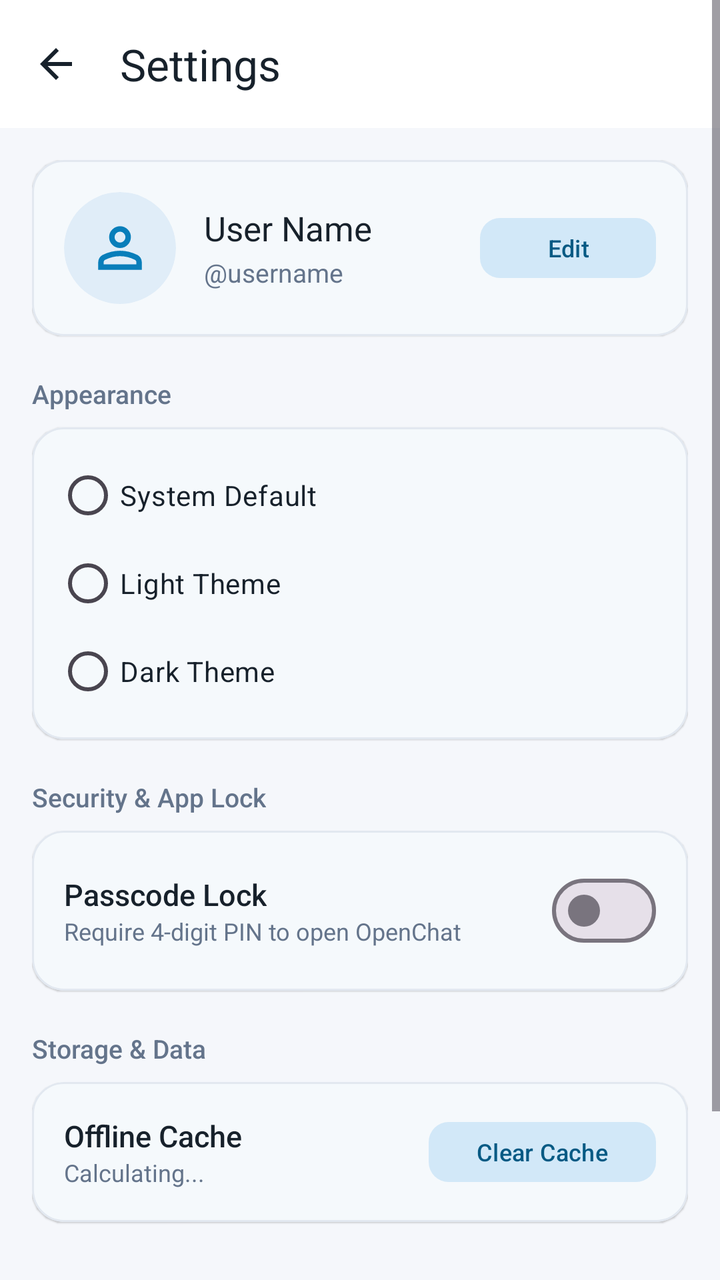
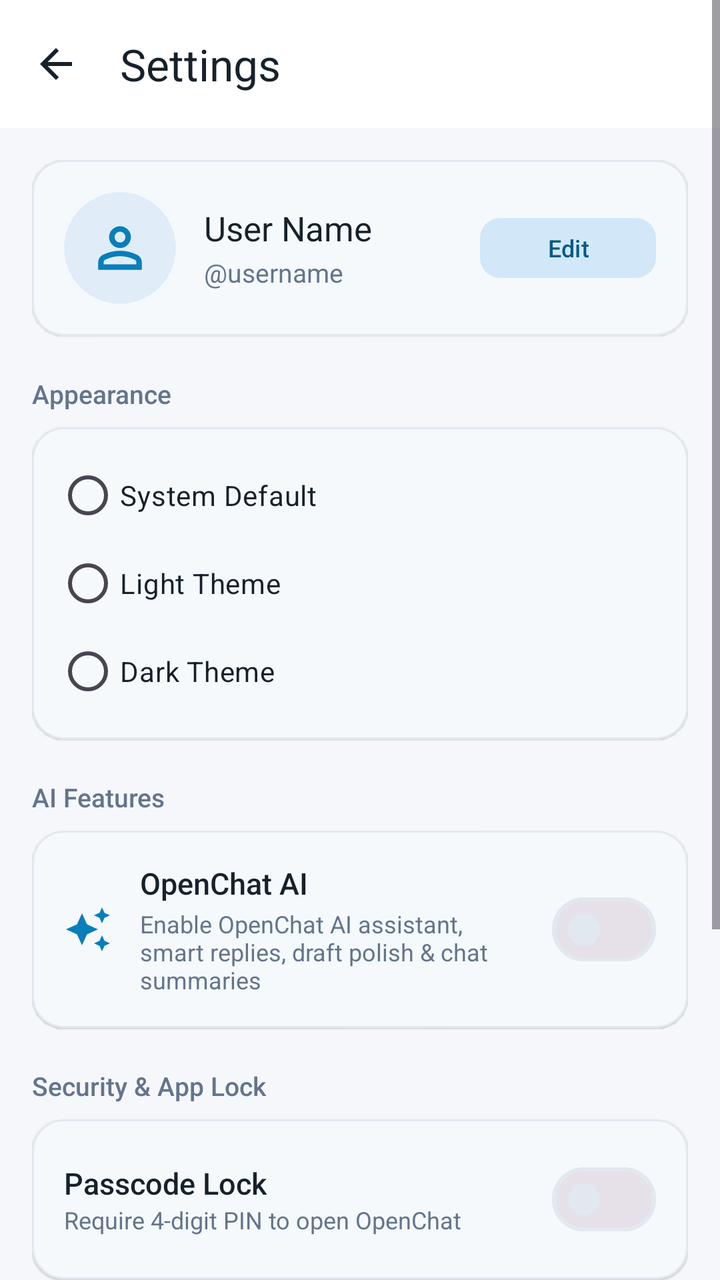

Before-and-after screenshots of an Android layout around one commit, followed by the original layout XML and the change that was made.
<!-- AndroidManifest.xml: application theme Theme.MyApplication -->
<!-- res/layout/fragment_settings.xml -->
<?xml version="1.0" encoding="utf-8"?>
<ScrollView
    xmlns:android="http://schemas.android.com/apk/res/android"
    xmlns:app="http://schemas.android.com/apk/res-auto"
    android:layout_width="match_parent"
    android:layout_height="match_parent"
    android:fillViewport="true"
    android:background="@color/color_background">

    <LinearLayout
        android:layout_width="match_parent"
        android:layout_height="wrap_content"
        android:orientation="vertical">

        
        <com.google.android.material.appbar.MaterialToolbar
            android:id="@+id/toolbar_settings"
            android:layout_width="match_parent"
            android:layout_height="64dp"
            android:background="@color/color_surface"
            app:title="@string/nav_settings"
            app:titleTextColor="@color/color_primary_text"
            app:titleTextAppearance="@style/TextAppearance.Material3.TitleLarge"
            app:navigationIcon="@drawable/ic_arrow_back_24"
            app:navigationIconTint="@color/color_primary_text"
            app:elevation="0dp" />

        <LinearLayout
            android:layout_width="match_parent"
            android:layout_height="wrap_content"
            android:orientation="vertical"
            android:padding="16dp">

            
            <com.google.android.material.card.MaterialCardView
                android:layout_width="match_parent"
                android:layout_height="wrap_content"
                app:cardCornerRadius="16dp"
                app:cardElevation="0.5dp"
                app:strokeWidth="1dp"
                app:strokeColor="@color/color_divider"
                app:cardBackgroundColor="@color/color_surface">

                <LinearLayout
                    android:layout_width="match_parent"
                    android:layout_height="wrap_content"
                    android:orientation="horizontal"
                    android:gravity="center_vertical"
                    android:padding="16dp">

                    <FrameLayout
                        android:layout_width="56dp"
                        android:layout_height="56dp">

                        <TextView
                            android:id="@+id/text_settings_avatar"
                            android:layout_width="56dp"
                            android:layout_height="56dp"
                            android:background="@drawable/bg_avatar_circle"
                            android:backgroundTint="@color/color_avatar_bg"
                            android:gravity="center"
                            android:text="@string/common_avatar_placeholder_letter"
                            android:textColor="@color/color_avatar_text"
                            android:textSize="22sp"
                            android:fontFamily="sans-serif-bold"
                            android:visibility="gone" />

                        <com.google.android.material.imageview.ShapeableImageView
                            android:id="@+id/img_settings_avatar"
                            android:layout_width="56dp"
                            android:layout_height="56dp"
                            android:scaleType="centerCrop"
                            android:src="@drawable/ic_default_avatar"
                            app:shapeAppearanceOverlay="@style/ShapeAppearance.Material3.Corner.Full"
                            android:visibility="visible" />
                    </FrameLayout>

                    <LinearLayout
                        android:layout_width="0dp"
                        android:layout_height="wrap_content"
                        android:layout_weight="1"
                        android:layout_marginStart="14dp"
                        android:orientation="vertical">

                        <TextView
                            android:id="@+id/text_settings_name"
                            android:layout_width="wrap_content"
                            android:layout_height="wrap_content"
                            android:text="@string/profile_default_name"
                            android:textColor="@color/color_primary_text"
                            android:textSize="17sp"
                            android:fontFamily="sans-serif-bold" />

                        <TextView
                            android:id="@+id/text_settings_username"
                            android:layout_width="wrap_content"
                            android:layout_height="wrap_content"
                            android:layout_marginTop="2dp"
                            android:text="@string/friends_placeholder_handle"
                            android:textColor="@color/color_secondary_text"
                            android:textSize="13sp" />
                    </LinearLayout>

                    <com.google.android.material.button.MaterialButton
                        android:id="@+id/btn_edit_profile"
                        android:layout_width="wrap_content"
                        android:layout_height="38dp"
                        android:text="@string/common_edit"
                        android:textSize="12sp"
                        style="@style/Widget.Material3.Button.TonalButton"
                        app:cornerRadius="10dp" />
                </LinearLayout>
            </com.google.android.material.card.MaterialCardView>

            
            <TextView
                android:layout_width="wrap_content"
                android:layout_height="wrap_content"
                android:layout_marginTop="20dp"
                android:layout_marginBottom="8dp"
                android:text="@string/settings_appearance_header"
                android:textColor="@color/color_secondary_text"
                android:textSize="13sp"
                android:fontFamily="sans-serif-medium" />

            <com.google.android.material.card.MaterialCardView
                android:layout_width="match_parent"
                android:layout_height="wrap_content"
                app:cardCornerRadius="16dp"
                app:cardElevation="0.5dp"
                app:strokeWidth="1dp"
                app:strokeColor="@color/color_divider"
                app:cardBackgroundColor="@color/color_surface">

                <RadioGroup
                    android:id="@+id/radio_group_theme"
                    android:layout_width="match_parent"
                    android:layout_height="wrap_content"
                    android:padding="12dp">

                    <RadioButton
                        android:id="@+id/radio_theme_system"
                        android:layout_width="match_parent"
                        android:layout_height="44dp"
                        android:text="@string/settings_theme_system"
                        android:textColor="@color/color_primary_text"
                        android:textSize="14sp" />

                    <RadioButton
                        android:id="@+id/radio_theme_light"
                        android:layout_width="match_parent"
                        android:layout_height="44dp"
                        android:text="@string/settings_theme_light"
                        android:textColor="@color/color_primary_text"
                        android:textSize="14sp" />

                    <RadioButton
                        android:id="@+id/radio_theme_dark"
                        android:layout_width="match_parent"
                        android:layout_height="44dp"
                        android:text="@string/settings_theme_dark"
                        android:textColor="@color/color_primary_text"
                        android:textSize="14sp" />
                </RadioGroup>
            </com.google.android.material.card.MaterialCardView>

            
            <TextView
                android:layout_width="wrap_content"
                android:layout_height="wrap_content"
                android:layout_marginTop="20dp"
                android:layout_marginBottom="8dp"
                android:text="@string/settings_security_header"
                android:textColor="@color/color_secondary_text"
                android:textSize="13sp"
                android:fontFamily="sans-serif-medium" />

            <com.google.android.material.card.MaterialCardView
                android:layout_width="match_parent"
                android:layout_height="wrap_content"
                app:cardCornerRadius="16dp"
                app:cardElevation="0.5dp"
                app:strokeWidth="1dp"
                app:strokeColor="@color/color_divider"
                app:cardBackgroundColor="@color/color_surface">

                <LinearLayout
                    android:layout_width="match_parent"
                    android:layout_height="wrap_content"
                    android:orientation="vertical"
                    android:padding="16dp">

                    
                    <RelativeLayout
                        android:layout_width="match_parent"
                        android:layout_height="wrap_content">

                        <LinearLayout
                            android:layout_width="wrap_content"
                            android:layout_height="wrap_content"
                            android:orientation="vertical"
                            android:layout_alignParentStart="true"
                            android:layout_centerVertical="true">

                            <TextView
                                android:layout_width="wrap_content"
                                android:layout_height="wrap_content"
                                android:text="@string/settings_passcode_lock"
                                android:textColor="@color/color_primary_text"
                                android:textSize="15sp"
                                android:fontFamily="sans-serif-medium" />

                            <TextView
                                android:layout_width="wrap_content"
                                android:layout_height="wrap_content"
                                android:text="@string/settings_passcode_lock_desc"
                                android:textColor="@color/color_secondary_text"
                                android:textSize="12sp" />
                        </LinearLayout>

                        <com.google.android.material.materialswitch.MaterialSwitch
                            android:id="@+id/switch_app_lock"
                            android:layout_width="wrap_content"
                            android:layout_height="wrap_content"
                            android:layout_alignParentEnd="true"
                            android:layout_centerVertical="true" />
                    </RelativeLayout>

                    
                    <com.google.android.material.button.MaterialButton
                        android:id="@+id/btn_change_pin"
                        android:layout_width="match_parent"
                        android:layout_height="44dp"
                        android:layout_marginTop="12dp"
                        android:text="@string/settings_change_pin"
                        android:textSize="13sp"
                        style="@style/Widget.Material3.Button.OutlinedButton"
                        app:cornerRadius="10dp"
                        android:visibility="gone" />

                    
                    <RelativeLayout
                        android:id="@+id/layout_biometric_toggle"
                        android:layout_width="match_parent"
                        android:layout_height="wrap_content"
                        android:layout_marginTop="12dp"
                        android:visibility="gone">

                        <LinearLayout
                            android:layout_width="wrap_content"
                            android:layout_height="wrap_content"
                            android:orientation="vertical"
                            android:layout_alignParentStart="true"
                            android:layout_centerVertical="true">

                            <TextView
                                android:layout_width="wrap_content"
                                android:layout_height="wrap_content"
                                android:text="@string/settings_fingerprint_unlock"
                                android:textColor="@color/color_primary_text"
                                android:textSize="15sp"
                                android:fontFamily="sans-serif-medium" />

                            <TextView
                                android:layout_width="wrap_content"
                                android:layout_height="wrap_content"
                                android:text="@string/settings_fingerprint_unlock_desc"
                                android:textColor="@color/color_secondary_text"
                                android:textSize="12sp" />
                        </LinearLayout>

                        <com.google.android.material.materialswitch.MaterialSwitch
                            android:id="@+id/switch_biometric"
                            android:layout_width="wrap_content"
                            android:layout_height="wrap_content"
                            android:layout_alignParentEnd="true"
                            android:layout_centerVertical="true" />
                    </RelativeLayout>
                </LinearLayout>
            </com.google.android.material.card.MaterialCardView>

            
            <TextView
                android:layout_width="wrap_content"
                android:layout_height="wrap_content"
                android:layout_marginTop="20dp"
                android:layout_marginBottom="8dp"
                android:text="@string/settings_storage_header"
                android:textColor="@color/color_secondary_text"
                android:textSize="13sp"
                android:fontFamily="sans-serif-medium" />

            <com.google.android.material.card.MaterialCardView
                android:layout_width="match_parent"
                android:layout_height="wrap_content"
                app:cardCornerRadius="16dp"
                app:cardElevation="0.5dp"
                app:strokeWidth="1dp"
                app:strokeColor="@color/color_divider"
                app:cardBackgroundColor="@color/color_surface">

                <RelativeLayout
                    android:layout_width="match_parent"
                    android:layout_height="wrap_content"
                    android:padding="16dp">

                    <LinearLayout
                        android:layout_width="wrap_content"
                        android:layout_height="wrap_content"
                        android:orientation="vertical"
                        android:layout_alignParentStart="true"
                        android:layout_centerVertical="true">

                        <TextView
                            android:layout_width="wrap_content"
                            android:layout_height="wrap_content"
                            android:text="@string/settings_offline_cache"
                            android:textColor="@color/color_primary_text"
                            android:textSize="15sp"
                            android:fontFamily="sans-serif-medium" />

                        <TextView
                            android:id="@+id/text_cache_size"
                            android:layout_width="wrap_content"
                            android:layout_height="wrap_content"
                            android:text="@string/settings_calculating"
                            android:textColor="@color/color_secondary_text"
                            android:textSize="12sp" />
                    </LinearLayout>

                    <com.google.android.material.button.MaterialButton
                        android:id="@+id/btn_clear_cache"
                        android:layout_width="wrap_content"
                        android:layout_height="38dp"
                        android:text="@string/settings_clear_cache"
                        android:textSize="12sp"
                        style="@style/Widget.Material3.Button.TonalButton"
                        app:cornerRadius="10dp"
                        android:layout_alignParentEnd="true"
                        android:layout_centerVertical="true" />
                </RelativeLayout>
            </com.google.android.material.card.MaterialCardView>

            
            <com.google.android.material.button.MaterialButton
                android:id="@+id/btn_settings_logout"
                android:layout_width="match_parent"
                android:layout_height="50dp"
                android:layout_marginTop="28dp"
                android:layout_marginBottom="32dp"
                android:text="@string/settings_logout"
                android:textColor="#FFFFFF"
                android:textSize="15sp"
                app:icon="@drawable/ic_logout_24"
                app:cornerRadius="14dp"
                app:backgroundTint="@color/color_error" />

        </LinearLayout>
    </LinearLayout>
</ScrollView>
<!-- resources referenced by this layout -->
<resources>
  <color name="color_avatar_bg">#E0EDF8</color>
  <color name="color_avatar_text">#087EBA</color>
  <color name="color_background">#F5F7FB</color>
  <color name="color_divider">#E2E8F0</color>
  <color name="color_error">#BA1A1A</color>
  <color name="color_primary_text">#17212B</color>
  <color name="color_secondary_text">#64748B</color>
  <color name="color_surface">#FFFFFF</color>
  <string name="common_avatar_placeholder_letter" translatable="false">U</string>
  <string name="common_edit">Edit</string>
  <string name="friends_placeholder_handle" translatable="false">@username</string>
  <string name="nav_settings">Settings</string>
  <string name="profile_default_name">User Name</string>
  <string name="settings_appearance_header">Appearance</string>
  <string name="settings_calculating">Calculating...</string>
  <string name="settings_change_pin">Change Passcode PIN</string>
  <string name="settings_clear_cache">Clear Cache</string>
  <string name="settings_fingerprint_unlock">Fingerprint Unlock</string>
  <string name="settings_fingerprint_unlock_desc">Use biometric sensor to unlock</string>
  <string name="settings_logout">Log Out</string>
  <string name="settings_offline_cache">Offline Cache</string>
  <string name="settings_passcode_lock">Passcode Lock</string>
  <string name="settings_passcode_lock_desc">Require 4-digit PIN to open OpenChat</string>
  <string name="settings_security_header">Security &amp; App Lock</string>
  <string name="settings_storage_header">Storage &amp; Data</string>
  <string name="settings_theme_dark">Dark Theme</string>
  <string name="settings_theme_light">Light Theme</string>
  <string name="settings_theme_system">System Default</string>
  <style name="Theme.MyApplication" parent="Theme.Material3.DayNight.NoActionBar">
          <item name="android:windowBackground">@color/color_background</item>
          <item name="android:statusBarColor">@color/color_toolbar_background</item>
          <item name="android:navigationBarColor">@color/color_composer_background</item>
          <item name="android:windowLightStatusBar">true</item>
          <item name="android:windowLightNavigationBar">true</item>
          <item name="colorPrimary">@color/color_primary</item>
          <item name="colorSecondary">@color/color_primary_accent</item>
          <item name="colorSecondaryContainer">@color/color_nav_indicator</item>
          <item name="colorOnSecondaryContainer">@color/color_nav_item_selected</item>
          <item name="colorSurface">@color/color_surface</item>
          <item name="colorSurfaceVariant">@color/color_surface_variant</item>
          <item name="colorError">@color/color_error</item>
      </style>
  <color name="color_toolbar_background">#FFFFFF</color>
  <color name="color_composer_background">#F0F2F5</color>
  <color name="color_primary">#087EBA</color>
  <color name="color_primary_accent">#229ED9</color>
  <color name="color_nav_indicator">#D2E8F8</color>
  <color name="color_nav_item_selected">#065A84</color>
  <color name="color_surface_variant">#F1F5F9</color>
  <!-- unchanged entries left out for length: 4 -->
</resources>

<!-- the commit's change to res/layout/fragment_settings.xml (unified diff, before → after) -->
@@ -170,6 +170,74 @@
                 android:layout_height="wrap_content"
                 android:layout_marginTop="20dp"
                 android:layout_marginBottom="8dp"
+                android:text="@string/settings_ai_header"
+                android:textColor="@color/color_secondary_text"
+                android:textSize="13sp"
+                android:fontFamily="sans-serif-medium" />
+
+            <com.google.android.material.card.MaterialCardView
+                android:layout_width="match_parent"
+                android:layout_height="wrap_content"
+                app:cardCornerRadius="16dp"
+                app:cardElevation="0.5dp"
+                app:strokeWidth="1dp"
+                app:strokeColor="@color/color_divider"
+                app:cardBackgroundColor="@color/color_surface">
+
+                <LinearLayout
+                    android:layout_width="match_parent"
+                    android:layout_height="wrap_content"
+                    android:gravity="center_vertical"
+                    android:minHeight="64dp"
+                    android:orientation="horizontal"
+                    android:padding="16dp">
+
+                    <ImageView
+                        android:layout_width="24dp"
+                        android:layout_height="24dp"
+                        android:layout_marginEnd="14dp"
+                        android:contentDescription="@string/settings_openchat_ai_title"
+                        android:src="@drawable/ic_sparkles_24"
+                        app:tint="@color/color_primary" />
+
+                    <LinearLayout
+                        android:layout_width="0dp"
+                        android:layout_height="wrap_content"
+                        android:layout_weight="1"
+                        android:layout_marginEnd="12dp"
+                        android:orientation="vertical">
+
+                        <TextView
+                            android:layout_width="wrap_content"
+                            android:layout_height="wrap_content"
+                            android:text="@string/settings_openchat_ai_title"
+                            android:textColor="@color/color_primary_text"
+                            android:textSize="15sp"
+                            android:fontFamily="sans-serif-medium" />
+
+                        <TextView
+                            android:layout_width="wrap_content"
+                            android:layout_height="wrap_content"
+                            android:layout_marginTop="2dp"
+                            android:text="@string/settings_openchat_ai_desc"
+                            android:textColor="@color/color_secondary_text"
+                            android:textSize="12sp" />
+                    </LinearLayout>
+
+                    <com.google.android.material.materialswitch.MaterialSwitch
+                        android:id="@+id/switch_openchat_ai_enabled"
+                        android:layout_width="wrap_content"
+                        android:layout_height="wrap_content"
+                        android:minHeight="48dp" />
+                </LinearLayout>
+            </com.google.android.material.card.MaterialCardView>
+
+            
+            <TextView
+                android:layout_width="wrap_content"
+                android:layout_height="wrap_content"
+                android:layout_marginTop="20dp"
+                android:layout_marginBottom="8dp"
                 android:text="@string/settings_security_header"
                 android:textColor="@color/color_secondary_text"
                 android:textSize="13sp"
<!-- resource entries referenced after the edit -->
@@ -8,11 +8,22 @@
   <color name="color_primary_text">#17212B</color>
   <color name="color_secondary_text">#64748B</color>
   <color name="color_surface">#FFFFFF</color>
+  <!-- drawable ic_sparkles_24 (drawable) -->
+  <vector xmlns:android="http://schemas.android.com/apk/res/android"
+      android:width="24dp"
+      android:height="24dp"
+      android:viewportWidth="24"
+      android:viewportHeight="24">
+      <path
+          android:fillColor="#FF000000"
+          android:pathData="M19,9l1.25,-2.75L23,5l-2.75,-1.25L19,1l-1.25,2.75L15,5l2.75,1.25L19,9zM11.5,9.5L9,4 6.5,9.5 1,12l5.5,2.5L9,20l2.5,-5.5L17,12l-5.5,-2.5zM19,15l-1.25,2.75L15,19l2.75,1.25L19,23l1.25,-2.75L23,19l-2.75,-1.25L19,15z" />
+  </vector>
   <string name="common_avatar_placeholder_letter" translatable="false">U</string>
   <string name="common_edit">Edit</string>
   <string name="friends_placeholder_handle" translatable="false">@username</string>
   <string name="nav_settings">Settings</string>
   <string name="profile_default_name">User Name</string>
+  <string name="settings_ai_header">AI Features</string>
   <string name="settings_appearance_header">Appearance</string>
   <string name="settings_calculating">Calculating...</string>
   <string name="settings_change_pin">Change Passcode PIN</string>
@@ -21,6 +32,8 @@
   <string name="settings_fingerprint_unlock_desc">Use biometric sensor to unlock</string>
   <string name="settings_logout">Log Out</string>
   <string name="settings_offline_cache">Offline Cache</string>
+  <string name="settings_openchat_ai_desc">Enable OpenChat AI assistant, smart replies, draft polish &amp; chat summaries</string>
+  <string name="settings_openchat_ai_title">OpenChat AI</string>
   <string name="settings_passcode_lock">Passcode Lock</string>
   <string name="settings_passcode_lock_desc">Require 4-digit PIN to open OpenChat</string>
   <string name="settings_security_header">Security &amp; App Lock</string>
@@ -30,20 +43,22 @@
   <string name="settings_theme_system">System Default</string>
   <style name="Theme.MyApplication" parent="Theme.Material3.DayNight.NoActionBar">
           <item name="android:windowBackground">@color/color_background</item>
-          <item name="android:statusBarColor">@color/color_toolbar_background</item>
-          <item name="android:navigationBarColor">@color/color_composer_background</item>
+          <item name="android:statusBarColor">@color/color_surface</item>
+          <item name="android:navigationBarColor">@color/color_surface</item>
           <item name="android:windowLightStatusBar">true</item>
           <item name="android:windowLightNavigationBar">true</item>
           <item name="colorPrimary">@color/color_primary</item>
+          <item name="colorOnPrimary">@color/color_on_primary</item>
           <item name="colorSecondary">@color/color_primary_accent</item>
           <item name="colorSecondaryContainer">@color/color_nav_indicator</item>
           <item name="colorOnSecondaryContainer">@color/color_nav_item_selected</item>
           <item name="colorSurface">@color/color_surface</item>
+          <item name="colorOnSurface">@color/color_primary_text</item>
           <item name="colorSurfaceVariant">@color/color_surface_variant</item>
+          <item name="colorOutline">@color/color_divider</item>
           <item name="colorError">@color/color_error</item>
       </style>
-  <color name="color_toolbar_background">#FFFFFF</color>
-  <color name="color_composer_background">#F0F2F5</color>
+  <color name="color_on_primary">#FFFFFF</color>
   <color name="color_primary">#087EBA</color>
   <color name="color_primary_accent">#229ED9</color>
   <color name="color_nav_indicator">#D2E8F8</color>
